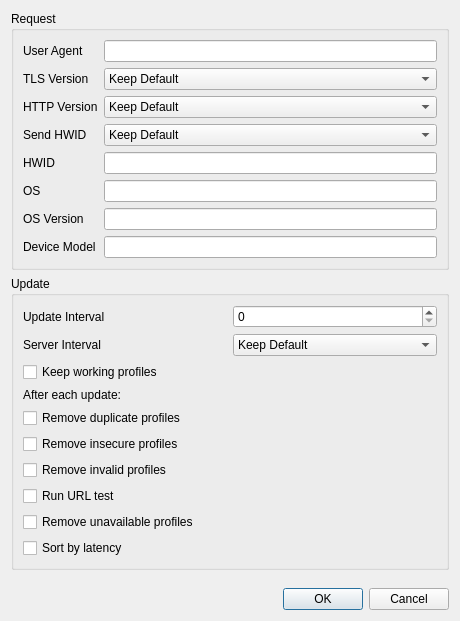
The window that upstream/include/ui/group/dialog_edit_group_advanced.ui (hopol/throne-mirror) describes before a commit, drawn with Qt 5.
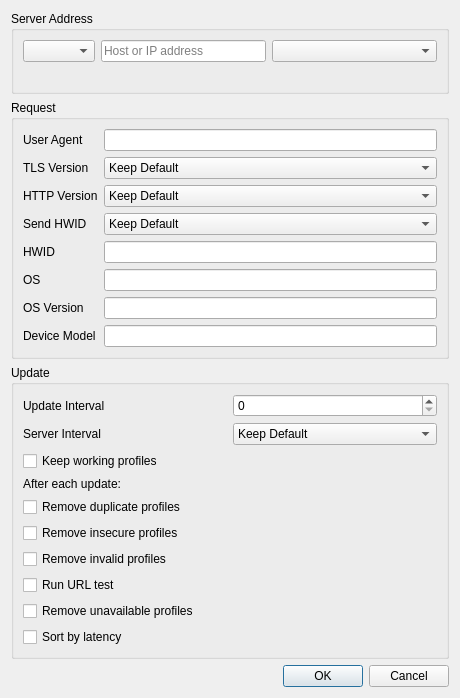
The same window after the commit. Custom widgets are drawn as their Qt base class.

```diff
--- a/upstream/include/ui/group/dialog_edit_group_advanced.ui
+++ b/upstream/include/ui/group/dialog_edit_group_advanced.ui
@@ -14,6 +14,58 @@
    <string>Advanced Subscription Settings</string>
   </property>
   <layout class="QVBoxLayout" name="verticalLayout">
+   <item>
+    <widget class="QGroupBox" name="endpoint_box">
+     <property name="title">
+      <string>Server Address</string>
+     </property>
+     <layout class="QVBoxLayout" name="endpoint_layout">
+      <item>
+       <layout class="QHBoxLayout" name="endpoint_row" stretch="0,1,1,0">
+        <item>
+         <widget class="QComboBox" name="endpoint_mode"/>
+        </item>
+        <item>
+         <widget class="MyLineEdit" name="endpoint_address">
+          <property name="placeholderText">
+           <string>Host or IP address</string>
+          </property>
+         </widget>
+        </item>
+        <item>
+         <widget class="QComboBox" name="endpoint_list"/>
+        </item>
+        <item>
+         <spacer name="endpoint_spacer">
+          <property name="orientation">
+           <enum>Qt::Orientation::Horizontal</enum>
+          </property>
+          <property name="sizeHint" stdset="0">
+           <size>
+            <width>0</width>
+            <height>0</height>
+           </size>
+          </property>
+         </spacer>
+        </item>
+       </layout>
+      </item>
+      <item>
+       <widget class="QLabel" name="endpoint_hint">
+        <property name="textFormat">
+         <enum>Qt::TextFormat::PlainText</enum>
+        </property>
+        <property name="wordWrap">
+         <bool>true</bool>
+        </property>
+        <property name="colorRole" stdset="0">
+         <string notr="true">muted</string>
+        </property>
+       </widget>
+      </item>
+     </layout>
+    </widget>
+   </item>
    <item>
     <widget class="QGroupBox" name="request_box">
      <property name="title">
```
Left out of the diff: 5 changed lines with no effect on the pictures.
